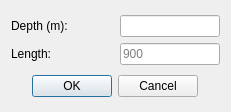
Qt form resources/qtdesigner_ui/bottom_profile_flat.ui (MZolot/ITMS) before a commit.
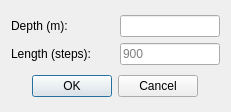
The same form after that commit.

The edit to the form file:
```diff
--- a/resources/qtdesigner_ui/bottom_profile_flat.ui
+++ b/resources/qtdesigner_ui/bottom_profile_flat.ui
@@ -48,7 +48,7 @@
      <item row="1" column="0">
       <widget class="QLabel" name="label_length">
        <property name="text">
-        <string>Length:</string>
+        <string>Length (steps):</string>
        </property>
       </widget>
      </item>
```
